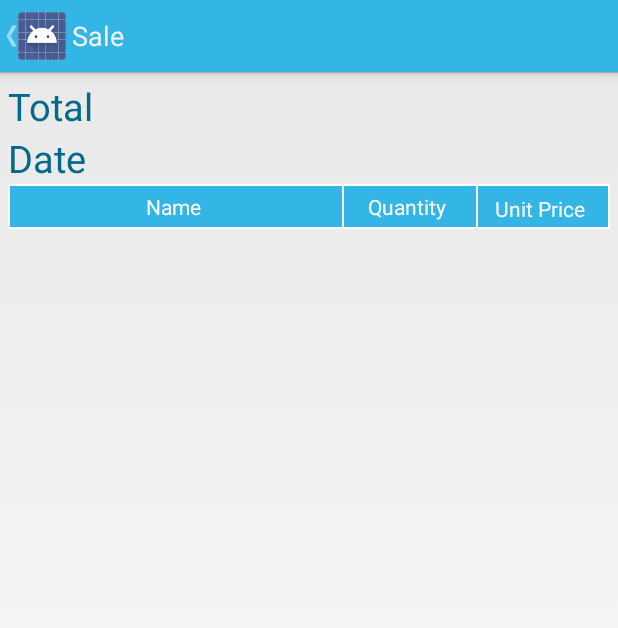
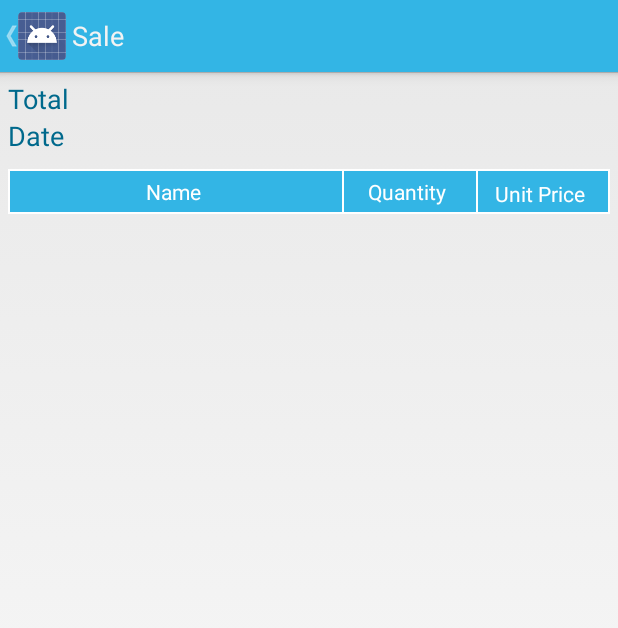
Before and after one commit to faridefendi58/lollipos, an Android app: the SaleDetailActivity screen opened directly, with no data from a screen before it, on a phone screen of 412 x 824 dp. Shown: the top 628 px of the screen. Run offline under Robolectric (Android 15) with nearby library versions, the phone set to English and light mode, and no system bars; 5 statements that could not run were skipped.

Commit message:
Date format for history

```diff
--- a/app/src/main/java/id/web/jagungbakar/lollipos/domain/inventory/LineItem.java
+++ b/app/src/main/java/id/web/jagungbakar/lollipos/domain/inventory/LineItem.java
@@ -106,7 +106,8 @@ public class LineItem {
 		Map<String, String> map = new HashMap<String, String>();
 		map.put("name", product.getName());
 		map.put("quantity", quantity + "");
-		map.put("price", CurrencyController.getInstance().moneyFormat(getTotalPriceAtSale()) + "");
+		//map.put("price", CurrencyController.getInstance().moneyFormat(getTotalPriceAtSale()) + "");
+		map.put("price", CurrencyController.getInstance().moneyFormat(getPriceAtSale()) + "");
 		return map;
 
 	}
--- a/app/src/main/java/id/web/jagungbakar/lollipos/domain/sale/Sale.java
+++ b/app/src/main/java/id/web/jagungbakar/lollipos/domain/sale/Sale.java
@@ -6,6 +6,7 @@ import java.util.List;
 import java.util.Map;
 
 import id.web.jagungbakar.lollipos.domain.CurrencyController;
+import id.web.jagungbakar.lollipos.domain.DateTimeStrategy;
 import id.web.jagungbakar.lollipos.domain.LanguageController;
 import id.web.jagungbakar.lollipos.domain.inventory.LineItem;
 import id.web.jagungbakar.lollipos.domain.inventory.Product;
@@ -135,8 +136,8 @@ public class Sale {
 	public Map<String, String> toMap() {
 		Map<String, String> map = new HashMap<String, String>();
 		map.put("id",id + "");
-		map.put("startTime", startTime);
-		map.put("endTime", endTime);
+		map.put("startTime", DateTimeStrategy.parseDate(startTime, "dd/MM/yy HH:s"));
+		map.put("endTime", DateTimeStrategy.parseDate(endTime, "dd/MM/yy HH:s"));
 		map.put("status", getStatus());
 		map.put("total", CurrencyController.getInstance().moneyFormat(getTotal()) + "");
 		map.put("orders", getOrders() + "");
--- a/app/src/main/java/id/web/jagungbakar/lollipos/ui/sale/SaleDetailActivity.java
+++ b/app/src/main/java/id/web/jagungbakar/lollipos/ui/sale/SaleDetailActivity.java
@@ -17,6 +17,8 @@ import android.widget.SimpleAdapter;
 import android.widget.TextView;
 
 import id.web.jagungbakar.lollipos.R;
+import id.web.jagungbakar.lollipos.domain.CurrencyController;
+import id.web.jagungbakar.lollipos.domain.DateTimeStrategy;
 import id.web.jagungbakar.lollipos.domain.inventory.LineItem;
 import id.web.jagungbakar.lollipos.domain.sale.Sale;
 import id.web.jagungbakar.lollipos.domain.sale.SaleLedger;
@@ -112,8 +114,8 @@ public class SaleDetailActivity extends Activity{
 	 * Update UI.
 	 */
 	public void update() {
-		totalBox.setText(sale.getTotal() + "");
-		dateBox.setText(sale.getEndTime() + "");
+		totalBox.setText(CurrencyController.getInstance().moneyFormat(sale.getTotal()) + "");
+		dateBox.setText(DateTimeStrategy.parseDate(sale.getEndTime(), "dd/MM/yy HH:s") + "");
 		showList(sale.getAllLineItem());
 	}
 
--- a/app/src/main/java/id/web/jagungbakar/lollipos/ui/sale/SaleFragment.java
+++ b/app/src/main/java/id/web/jagungbakar/lollipos/ui/sale/SaleFragment.java
@@ -136,7 +136,7 @@ public class SaleFragment extends UpdatableFragment {
 		for(LineItem line : list) {
 			saleList.add(line.toMap());
 		}
-		//Log.e(getActivity().getLocalClassName(), "sale list : "+ saleList.toString());
+		Log.e(getActivity().getLocalClassName(), "sale list : "+ saleList.toString());
 
 		SimpleAdapter sAdap;
 		sAdap = new SimpleAdapter(getActivity().getBaseContext(), saleList,
--- a/app/src/main/res/layout/layout_saledetail.xml
+++ b/app/src/main/res/layout/layout_saledetail.xml
@@ -15,14 +15,14 @@
             android:layout_height="wrap_content"
             android:text="@string/total"
             android:textColor="#00698c"
-            android:textSize="25sp" />
+            android:textSize="18sp" />
 
         <TextView
             android:id="@+id/totalBox"
             android:layout_width="match_parent"
             android:layout_height="wrap_content"
             android:gravity="right"
-            android:textSize="25sp" />
+            android:textSize="18sp" />
     </LinearLayout>
 
     <LinearLayout
@@ -35,21 +35,22 @@
             android:layout_height="wrap_content"
             android:textColor="#00698c"
             android:text="@string/date"
-            android:textSize="25sp" />
+            android:textSize="18sp" />
 
         <TextView
             android:id="@+id/dateBox"
             android:layout_width="match_parent"
             android:layout_height="wrap_content"
             android:gravity="right"
-            android:textSize="25sp" />
+            android:textSize="18sp" />
     </LinearLayout>
 
     <LinearLayout
         android:layout_width="match_parent"
         android:layout_height="wrap_content"
         android:baselineAligned="false"
-        android:orientation="horizontal" >
+        android:orientation="horizontal"
+        android:layout_marginTop="10dp">
 
         <TableRow
             android:layout_width="0dp"
--- a/app/src/main/res/layout/listview_report.xml
+++ b/app/src/main/res/layout/listview_report.xml
@@ -43,7 +43,7 @@
             android:id="@+id/total"
             android:layout_width="match_parent"
             android:layout_height="wrap_content"
-            android:gravity="center"
+            android:gravity="right"
             android:paddingTop="5dp"
             android:paddingBottom="5dp"/>
     </TableRow>
```
Also changed, not shown: app/src/main/java/id/web/jagungbakar/lollipos/domain/DateTimeStrategy.java (+18 -0 lines).
